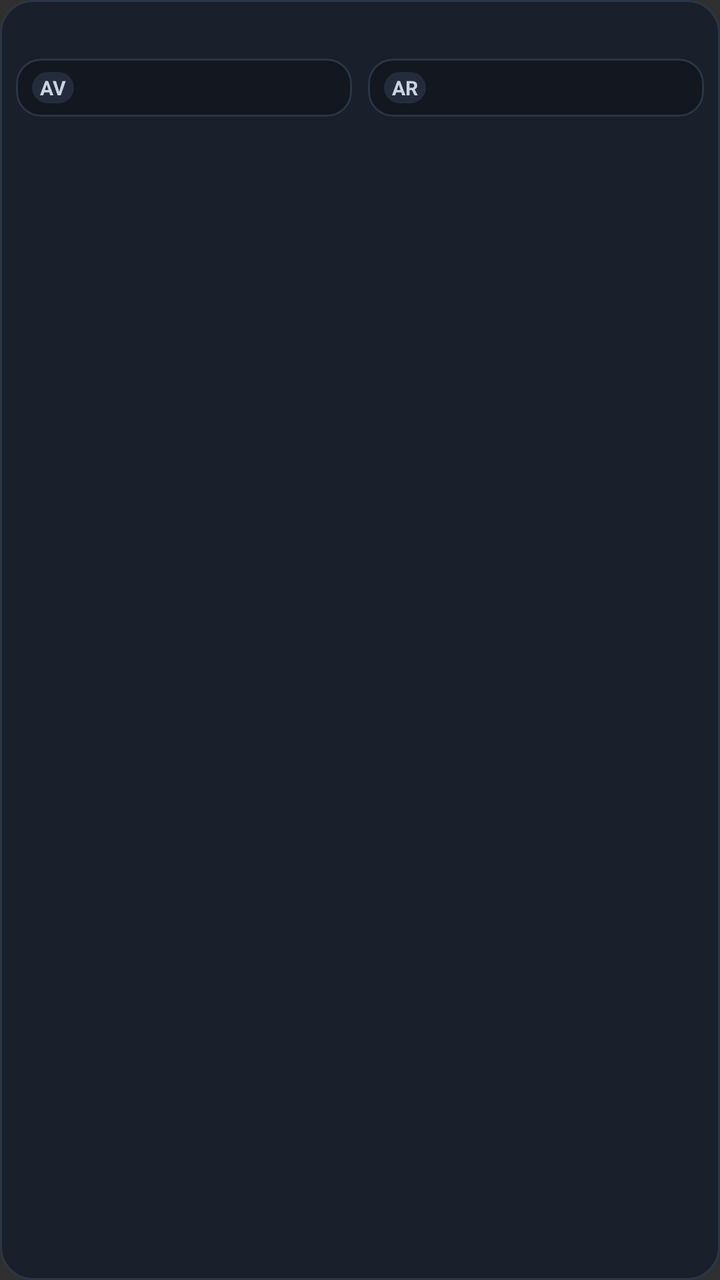
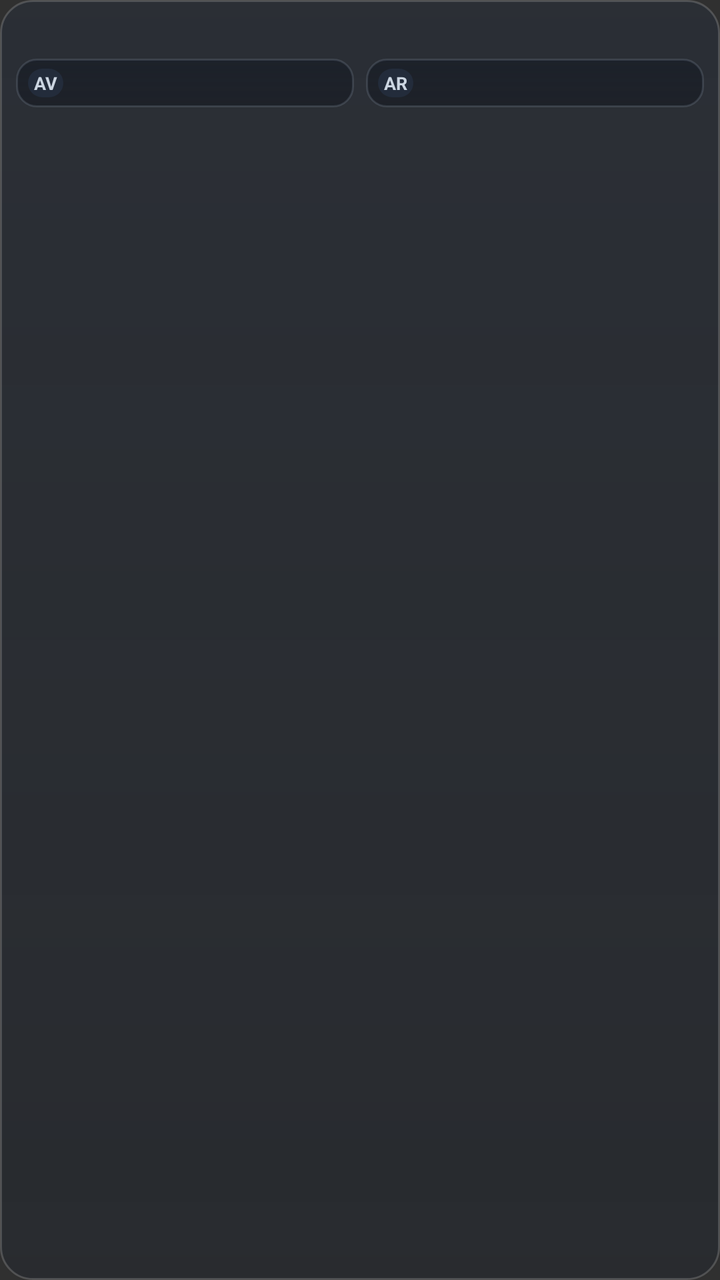

An Android layout rendered at two revisions. The XML below is the earlier revision; the diff shows what the commit changed to produce the second picture.
<!-- AndroidManifest.xml: application theme Theme.TirePressure -->
<!-- res/layout/widget_single_bike_setup_item_dark.xml -->
<?xml version="1.0" encoding="utf-8"?>
<LinearLayout xmlns:android="http://schemas.android.com/apk/res/android"
    android:layout_width="match_parent"
    android:layout_height="wrap_content"
    android:layout_marginBottom="6dp"
    android:background="@drawable/widget_card_dark"
    android:orientation="vertical"
    android:padding="8dp">

    
    <LinearLayout
        android:layout_width="match_parent"
        android:layout_height="wrap_content"
        android:gravity="center_vertical"
        android:orientation="horizontal">

        <TextView
            android:id="@+id/setup_item_name"
            android:layout_width="0dp"
            android:layout_height="wrap_content"
            android:layout_weight="1"
            android:ellipsize="end"
            android:fontFamily="sans-serif-medium"
            android:maxLines="1"
            android:textColor="#F2F5F8"
            android:textSize="12sp"
            android:textStyle="bold" />

        <TextView
            android:id="@+id/setup_item_style_badge"
            android:layout_width="wrap_content"
            android:layout_height="wrap_content"
            android:background="@drawable/widget_badge_discipline_dark"
            android:paddingHorizontal="5dp"
            android:paddingVertical="1dp"
            android:textColor="#D4FF00"
            android:textSize="9sp"
            android:visibility="gone" />

        <ImageView
            android:id="@+id/setup_item_warning"
            android:layout_width="16dp"
            android:layout_height="16dp"
            android:layout_marginStart="4dp"
            android:contentDescription="Warning"
            android:src="@drawable/ic_widget_warning"
            android:visibility="gone" />
    </LinearLayout>

    
    <LinearLayout
        android:layout_width="match_parent"
        android:layout_height="wrap_content"
        android:layout_marginTop="5dp"
        android:orientation="horizontal">

        
        <LinearLayout
            android:layout_width="0dp"
            android:layout_height="wrap_content"
            android:layout_marginEnd="4dp"
            android:layout_weight="1"
            android:background="@drawable/widget_pressure_pill_dark"
            android:gravity="center_vertical"
            android:orientation="horizontal"
            android:paddingHorizontal="8dp"
            android:paddingVertical="5dp">

            <TextView
                android:id="@+id/setup_front_abbr"
                android:layout_width="wrap_content"
                android:layout_height="wrap_content"
                android:background="@drawable/widget_badge_discipline_dark"
                android:paddingHorizontal="4dp"
                android:paddingVertical="1dp"
                android:text="AV"
                android:textColor="#CBD5E1"
                android:textSize="10sp"
                android:textStyle="bold" />

            <TextView
                android:id="@+id/setup_front_dry_val"
                android:layout_width="match_parent"
                android:layout_height="wrap_content"
                android:gravity="end"
                android:textColor="#D4FF00"
                android:textSize="14sp"
                android:textStyle="bold" />
        </LinearLayout>

        
        <LinearLayout
            android:layout_width="0dp"
            android:layout_height="wrap_content"
            android:layout_marginStart="4dp"
            android:layout_weight="1"
            android:background="@drawable/widget_pressure_pill_dark"
            android:gravity="center_vertical"
            android:orientation="horizontal"
            android:paddingHorizontal="8dp"
            android:paddingVertical="5dp">

            <TextView
                android:id="@+id/setup_rear_abbr"
                android:layout_width="wrap_content"
                android:layout_height="wrap_content"
                android:background="@drawable/widget_badge_discipline_dark"
                android:paddingHorizontal="4dp"
                android:paddingVertical="1dp"
                android:text="AR"
                android:textColor="#CBD5E1"
                android:textSize="10sp"
                android:textStyle="bold" />

            <TextView
                android:id="@+id/setup_rear_dry_val"
                android:layout_width="match_parent"
                android:layout_height="wrap_content"
                android:gravity="end"
                android:textColor="#D4FF00"
                android:textSize="14sp"
                android:textStyle="bold" />
        </LinearLayout>
    </LinearLayout>

    
    <TextView
        android:id="@+id/setup_wet_info"
        android:layout_width="match_parent"
        android:layout_height="wrap_content"
        android:layout_marginTop="3dp"
        android:gravity="end"
        android:textColor="#8B949E"
        android:textSize="10sp" />
</LinearLayout>
<!-- resources referenced by this layout -->
<resources>
  <!-- drawable ic_widget_warning (drawable) -->
  <vector xmlns:android="http://schemas.android.com/apk/res/android"
      android:width="24dp"
      android:height="24dp"
      android:viewportWidth="24"
      android:viewportHeight="24">
      <path
          android:fillColor="#F59E0B"
          android:pathData="M1,21h22L12,2 1,21zM13,18h-2v-2h2v2zM13,14h-2v-4h2v4z"/>
  </vector>
  <!-- drawable widget_badge_discipline_dark (drawable) -->
  <?xml version="1.0" encoding="utf-8"?>
  <shape xmlns:android="http://schemas.android.com/apk/res/android"
      android:shape="rectangle">
      <solid android:color="#232C3B" />
      <corners android:radius="8dp" />
  </shape>
  <!-- drawable widget_card_dark (drawable) -->
  <?xml version="1.0" encoding="utf-8"?>
  <shape xmlns:android="http://schemas.android.com/apk/res/android"
      android:shape="rectangle">
      <solid android:color="#19202B" />
      <corners android:radius="16dp" />
      <stroke
          android:width="1dp"
          android:color="#2B3747" />
  </shape>
  <!-- drawable widget_pressure_pill_dark (drawable) -->
  <?xml version="1.0" encoding="utf-8"?>
  <shape xmlns:android="http://schemas.android.com/apk/res/android"
      android:shape="rectangle">
      <solid android:color="#121720" />
      <corners android:radius="12dp" />
      <stroke
          android:width="1dp"
          android:color="#2A3546" />
  </shape>
  <style name="Theme.TirePressure" parent="android:Theme.Material.NoActionBar">
          <item name="android:statusBarColor">@android:color/transparent</item>
          <item name="android:navigationBarColor">@android:color/transparent</item>
      </style>
</resources>

<!-- the commit's change to res/layout/widget_single_bike_setup_item_dark.xml (unified diff, before → after) -->
@@ -58,24 +58,24 @@
         <LinearLayout
             android:layout_width="0dp"
             android:layout_height="wrap_content"
-            android:layout_marginEnd="4dp"
+            android:layout_marginEnd="3dp"
             android:layout_weight="1"
             android:background="@drawable/widget_pressure_pill_dark"
             android:gravity="center_vertical"
             android:orientation="horizontal"
-            android:paddingHorizontal="8dp"
-            android:paddingVertical="5dp">
+            android:paddingHorizontal="6dp"
+            android:paddingVertical="4dp">
 
             <TextView
                 android:id="@+id/setup_front_abbr"
                 android:layout_width="wrap_content"
                 android:layout_height="wrap_content"
                 android:background="@drawable/widget_badge_discipline_dark"
-                android:paddingHorizontal="4dp"
+                android:paddingHorizontal="3dp"
                 android:paddingVertical="1dp"
                 android:text="AV"
                 android:textColor="#CBD5E1"
-                android:textSize="10sp"
+                android:textSize="9sp"
                 android:textStyle="bold" />
 
             <TextView
@@ -83,8 +83,9 @@
                 android:layout_width="match_parent"
                 android:layout_height="wrap_content"
                 android:gravity="end"
+                android:singleLine="true"
                 android:textColor="#D4FF00"
-                android:textSize="14sp"
+                android:textSize="12sp"
                 android:textStyle="bold" />
         </LinearLayout>
 
@@ -92,24 +93,24 @@
         <LinearLayout
             android:layout_width="0dp"
             android:layout_height="wrap_content"
-            android:layout_marginStart="4dp"
+            android:layout_marginStart="3dp"
             android:layout_weight="1"
             android:background="@drawable/widget_pressure_pill_dark"
             android:gravity="center_vertical"
             android:orientation="horizontal"
-            android:paddingHorizontal="8dp"
-            android:paddingVertical="5dp">
+            android:paddingHorizontal="6dp"
+            android:paddingVertical="4dp">
 
             <TextView
                 android:id="@+id/setup_rear_abbr"
                 android:layout_width="wrap_content"
                 android:layout_height="wrap_content"
                 android:background="@drawable/widget_badge_discipline_dark"
-                android:paddingHorizontal="4dp"
+                android:paddingHorizontal="3dp"
                 android:paddingVertical="1dp"
                 android:text="AR"
                 android:textColor="#CBD5E1"
-                android:textSize="10sp"
+                android:textSize="9sp"
                 android:textStyle="bold" />
 
             <TextView
@@ -117,8 +118,9 @@
                 android:layout_width="match_parent"
                 android:layout_height="wrap_content"
                 android:gravity="end"
+                android:singleLine="true"
                 android:textColor="#D4FF00"
-                android:textSize="14sp"
+                android:textSize="12sp"
                 android:textStyle="bold" />
         </LinearLayout>
     </LinearLayout>
<!-- resource entries referenced after the edit -->
@@ -21,21 +21,27 @@
   <?xml version="1.0" encoding="utf-8"?>
   <shape xmlns:android="http://schemas.android.com/apk/res/android"
       android:shape="rectangle">
-      <solid android:color="#19202B" />
+      <gradient
+          android:startColor="#66222C3D"
+          android:endColor="#4D161F2C"
+          android:angle="270" />
       <corners android:radius="16dp" />
       <stroke
           android:width="1dp"
-          android:color="#2B3747" />
+          android:color="#2BFFFFFF" />
   </shape>
   <!-- drawable widget_pressure_pill_dark (drawable) -->
   <?xml version="1.0" encoding="utf-8"?>
   <shape xmlns:android="http://schemas.android.com/apk/res/android"
       android:shape="rectangle">
-      <solid android:color="#121720" />
-      <corners android:radius="12dp" />
+      <gradient
+          android:startColor="#800E141E"
+          android:endColor="#66080C13"
+          android:angle="270" />
+      <corners android:radius="10dp" />
       <stroke
           android:width="1dp"
-          android:color="#2A3546" />
+          android:color="#3394A3B8" />
   </shape>
   <style name="Theme.TirePressure" parent="android:Theme.Material.NoActionBar">
           <item name="android:statusBarColor">@android:color/transparent</item>
